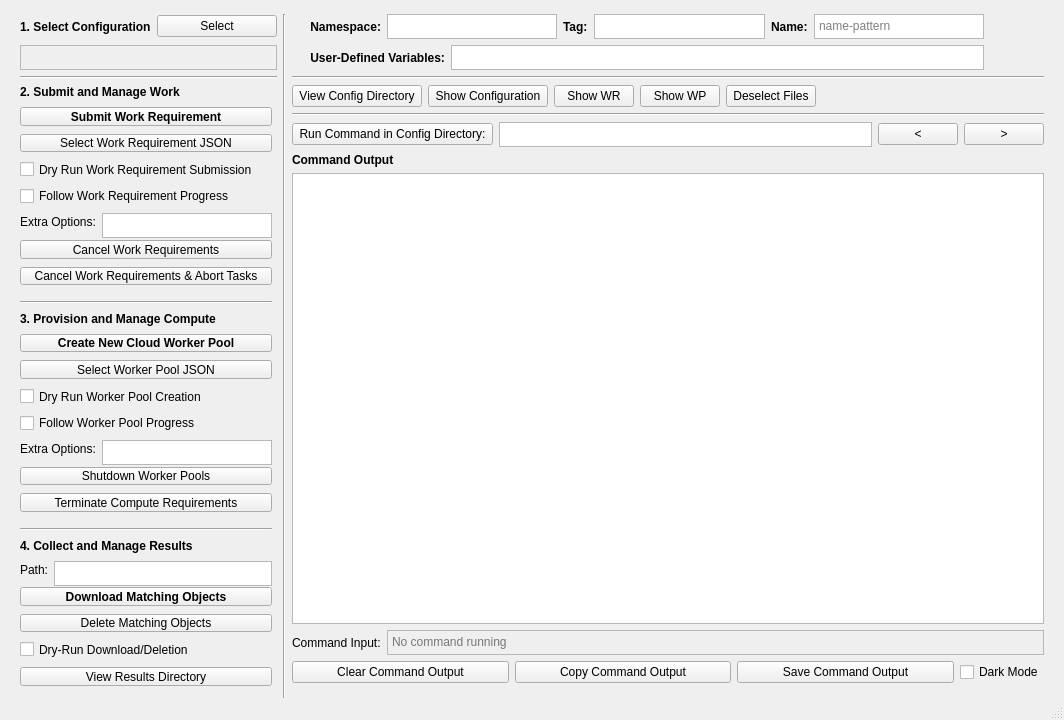
Old version of the form yellowdog_cli/commander/commander.ui in the repository yellowdog/yellowdog-cli.
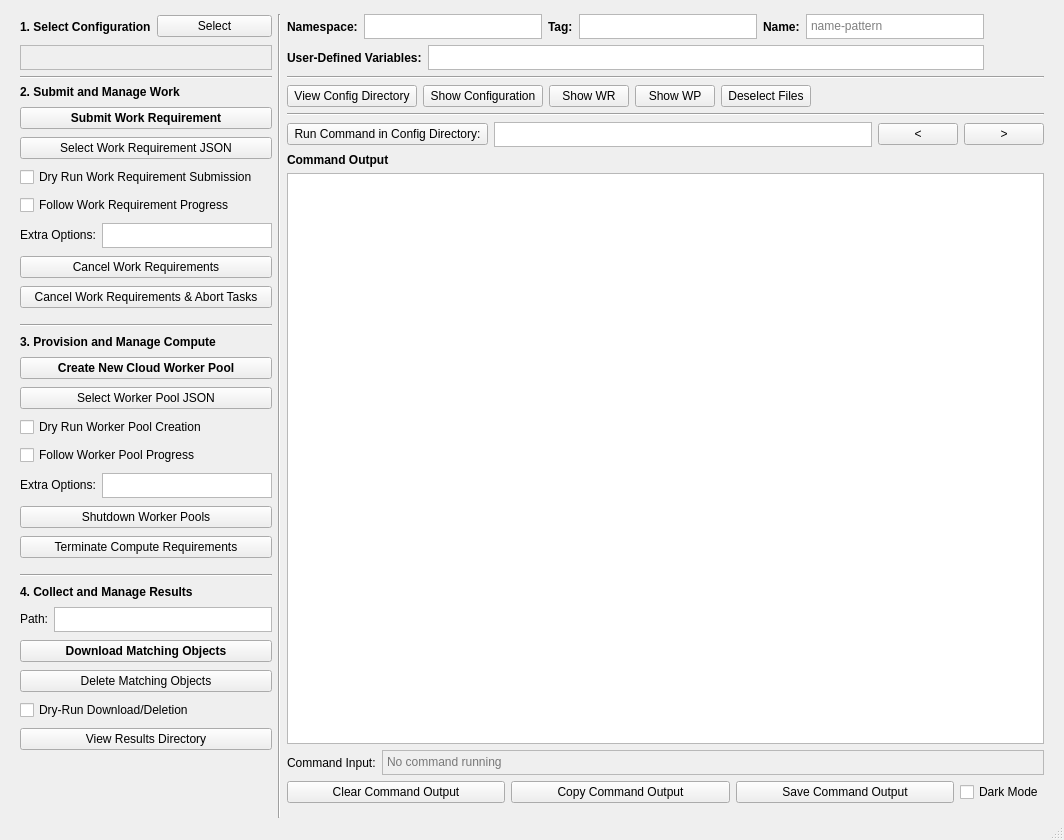
New version of the form. Icons and pictures are not drawn.

Diff of the .ui file:
```diff
--- a/yellowdog_cli/commander/commander.ui
+++ b/yellowdog_cli/commander/commander.ui
@@ -7,7 +7,7 @@
     <x>0</x>
     <y>0</y>
     <width>1064</width>
-    <height>720</height>
+    <height>840</height>
    </rect>
   </property>
   <property name="minimumSize">
@@ -123,7 +123,7 @@
        <number>0</number>
       </property>
       <property name="rightMargin">
-       <number>5</number>
+       <number>0</number>
       </property>
       <property name="bottomMargin">
        <number>12</number>
@@ -222,7 +222,7 @@
           </property>
           <property name="minimumSize">
            <size>
-            <width>170</width>
+            <width>150</width>
             <height>25</height>
            </size>
           </property>
@@ -479,7 +479,7 @@
           </property>
           <property name="minimumSize">
            <size>
-            <width>214</width>
+            <width>150</width>
             <height>25</height>
            </size>
           </property>
@@ -560,7 +560,7 @@
     <item row="0" column="2">
      <layout class="QHBoxLayout" name="horizontalLayout_8" stretch="0,0,0,0,0,0">
       <property name="leftMargin">
-       <number>15</number>
+       <number>0</number>
       </property>
       <property name="topMargin">
        <number>0</number>
@@ -573,7 +573,7 @@
          </font>
         </property>
         <property name="text">
-         <string> Namespace:</string>
+         <string>Namespace:</string>
         </property>
        </widget>
       </item>
@@ -675,7 +675,7 @@
     <item row="1" column="2">
      <layout class="QHBoxLayout" name="horizontalLayout">
       <property name="leftMargin">
-       <number>15</number>
+       <number>0</number>
       </property>
       <item>
        <widget class="QLabel" name="label_4">
@@ -691,7 +691,7 @@
          </font>
         </property>
         <property name="text">
-         <string> User-Defined Variables:</string>
+         <string>User-Defined Variables:</string>
         </property>
        </widget>
       </item>
```
Left out of the diff: 6 changed lines with no effect on the pictures.
